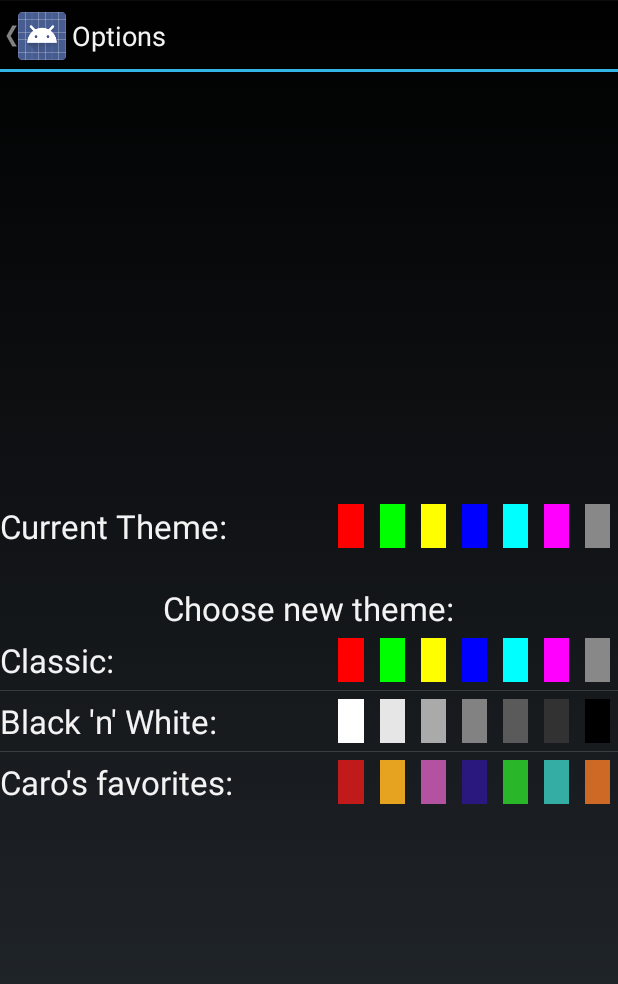
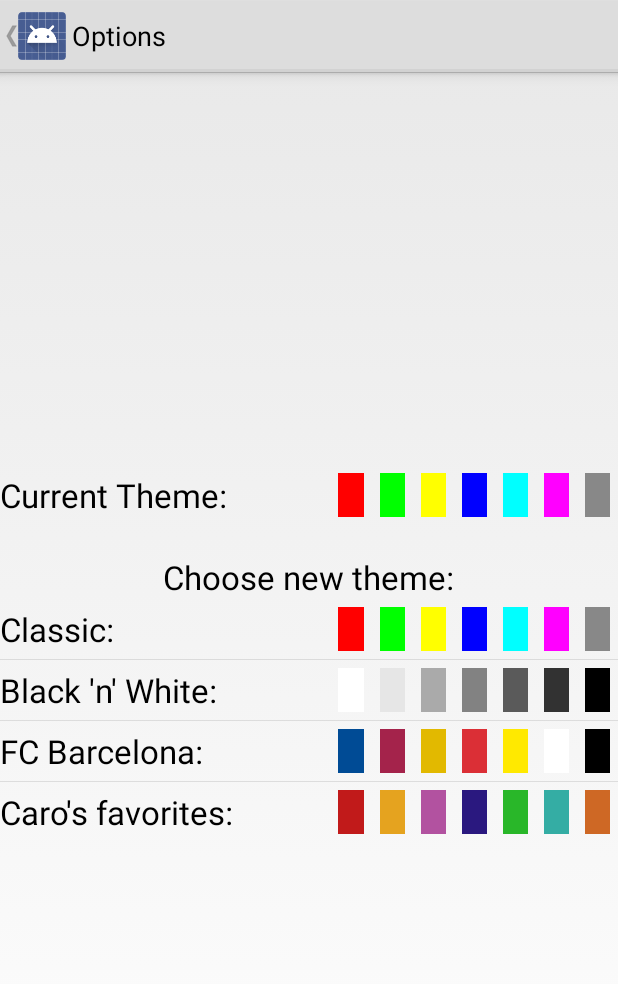
Before and after one commit to Platti/Tetris, an Android app: the OptionsActivity screen opened directly, with no data from a screen before it, on a phone screen of 412 x 824 dp. Shown: the top 984 px of the screen. Run offline under Robolectric (Android 15) with nearby library versions, the phone set to English and light mode, and no system bars.

Commit message:
add color theme (FC Barcelona)

```diff
--- a/app/src/main/java/at/fhooe/mc/android/tetris/OptionsActivity.java
+++ b/app/src/main/java/at/fhooe/mc/android/tetris/OptionsActivity.java
@@ -63,6 +63,16 @@ public class OptionsActivity extends Activity implements AdapterView.OnItemClick
                         Color.argb(255, 50, 50, 50),
                         Color.argb(255, 0, 0, 0)}));
 
+        adapter.add(new ColorTheme("FC Barcelona",
+                new int[]{
+                        Color.argb(255, 0, 75, 149),
+                        Color.argb(255, 164, 35, 75),
+                        Color.argb(255, 226, 185, 0),
+                        Color.argb(255, 219, 47, 54),
+                        Color.argb(255, 255, 233, 0),
+                        Color.argb(255, 255, 255, 255),
+                        Color.argb(255, 0, 0, 0)}));
+
         adapter.add(new ColorTheme("Caro's favorites",
                 new int[]{
                         getResources().getColor(R.color.red),
--- a/app/src/main/res/values-v11/styles.xml
+++ /dev/null
@@ -1,15 +0,0 @@
-<resources>
-
-    <style name="FullscreenTheme" parent="android:Theme.Holo">
-        <item name="android:actionBarStyle">@style/FullscreenActionBarStyle</item>
-        <item name="android:windowActionBarOverlay">true</item>
-        <item name="android:windowBackground">@null</item>
-        <item name="metaButtonBarStyle">?android:attr/buttonBarStyle</item>
-        <item name="metaButtonBarButtonStyle">?android:attr/buttonBarButtonStyle</item>
-    </style>
-
-    <style name="FullscreenActionBarStyle" parent="android:Widget.Holo.ActionBar">
-        <item name="android:background">@color/black_overlay</item>
-    </style>
-
-</resources>
--- a/app/src/main/res/values-w820dp/dimens.xml
+++ /dev/null
@@ -1,6 +0,0 @@
-<resources>
-    <!-- Example customization of dimensions originally defined in res/values/dimens.xml
-         (such as screen margins) for screens with more than 820dp of available width. This
-         would include 7" and 10" devices in landscape (~960dp and ~1280dp respectively). -->
-    <dimen name="activity_horizontal_margin">64dp</dimen>
-</resources>
--- a/app/src/main/res/values/dimens.xml
+++ /dev/null
@@ -1,5 +0,0 @@
-<resources>
-    <!-- Default screen margins, per the Android Design guidelines. -->
-    <dimen name="activity_horizontal_margin">16dp</dimen>
-    <dimen name="activity_vertical_margin">16dp</dimen>
-</resources>
--- a/app/src/main/res/values/styles.xml
+++ b/app/src/main/res/values/styles.xml
@@ -1,27 +1,8 @@
 <resources>
 
     <!-- Base application theme. -->
-    <style name="AppTheme" parent="@android:style/Theme.Holo">
+    <style name="AppTheme" parent="@android:style/Theme.Holo.Light">
         <!-- Customize your theme here. -->
     </style>
 
-    <style name="FullscreenTheme" parent="android:Theme.NoTitleBar">
-        <item name="android:windowContentOverlay">@null</item>
-        <item name="android:windowBackground">@null</item>
-        <item name="metaButtonBarStyle">@style/ButtonBar</item>
-        <item name="metaButtonBarButtonStyle">@style/ButtonBarButton</item>
-    </style>
-
-    <!-- Backward-compatible version of ?android:attr/buttonBarStyle -->
-    <style name="ButtonBar">
-        <item name="android:paddingLeft">2dp</item>
-        <item name="android:paddingTop">5dp</item>
-        <item name="android:paddingRight">2dp</item>
-        <item name="android:paddingBottom">0dp</item>
-        <item name="android:background">@android:drawable/bottom_bar</item>
-    </style>
-
-    <!-- Backward-compatible version of ?android:attr/buttonBarButtonStyle -->
-    <style name="ButtonBarButton" />
-
 </resources>
```
Also changed, not shown: app/src/main/res/values/attrs.xml (deleted, +0 -12 lines).
